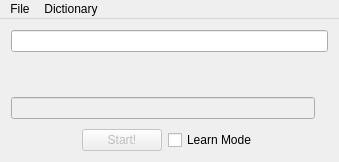
Above: mainwindow.ui from ivan-selchenkov/QWord before the change. Below: the same form after it.
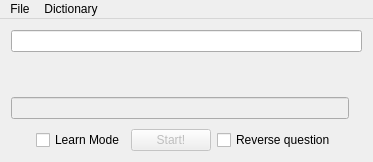
That is the form after the change. Icons and pictures are not drawn.

Commit message: Added checkbox to turn off reversed question

```diff
--- a/mainwindow.ui
+++ b/mainwindow.ui
@@ -6,7 +6,7 @@
    <rect>
     <x>0</x>
     <y>0</y>
-    <width>339</width>
+    <width>373</width>
     <height>162</height>
    </rect>
   </property>
@@ -69,6 +69,13 @@
         </property>
        </spacer>
       </item>
+      <item>
+       <widget class="QCheckBox" name="chbLearn">
+        <property name="text">
+         <string>Learn Mode</string>
+        </property>
+       </widget>
+      </item>
       <item>
        <widget class="QPushButton" name="btnStart">
         <property name="enabled">
@@ -83,9 +90,9 @@
        </widget>
       </item>
       <item>
-       <widget class="QCheckBox" name="chbLearn">
+       <widget class="QCheckBox" name="chbDirection">
         <property name="text">
-         <string>Learn Mode</string>
+         <string>Reverse question</string>
         </property>
        </widget>
       </item>
@@ -111,8 +118,8 @@
     <rect>
      <x>0</x>
      <y>0</y>
-     <width>339</width>
-     <height>24</height>
+     <width>373</width>
+     <height>22</height>
     </rect>
    </property>
    <widget class="QMenu" name="menuFile">
```
Left out of the diff: 14 changed lines with no effect on the pictures. The commit also changes 1 other file.
